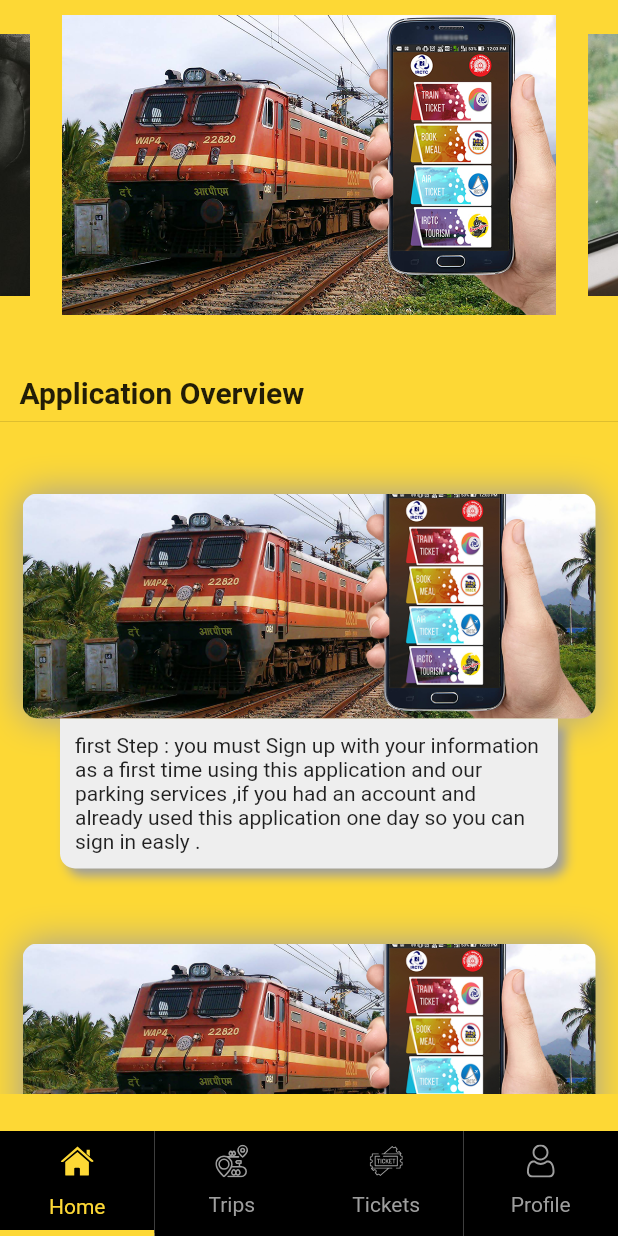
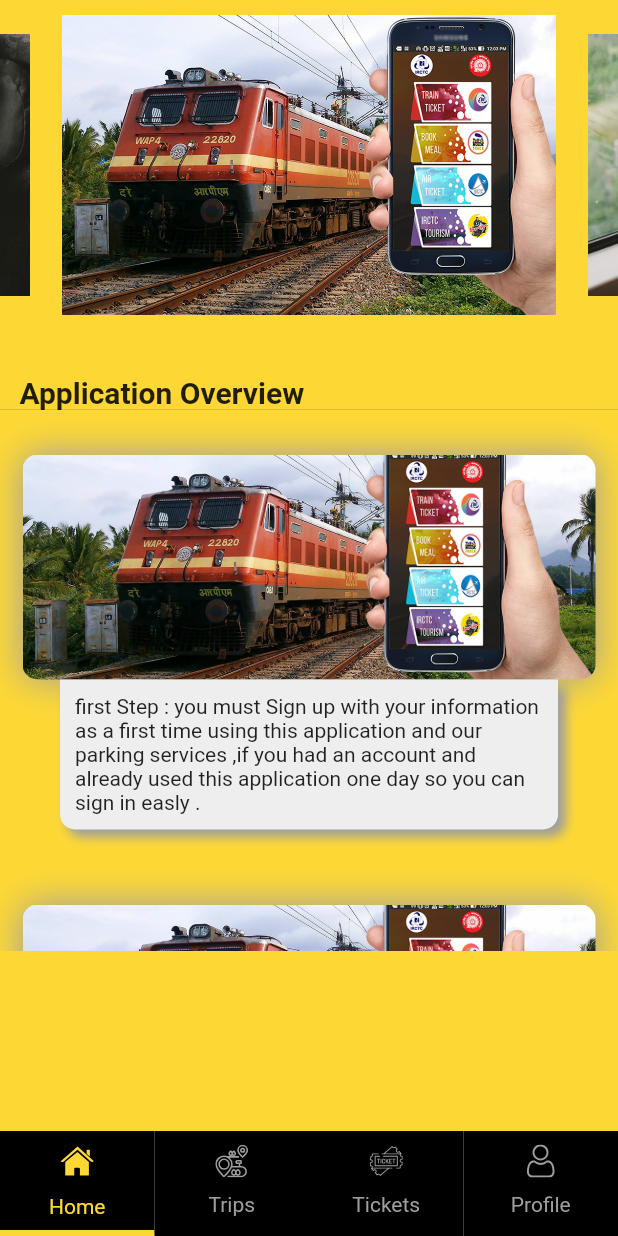
Before and after one commit to Nader15/railway_v1, a Flutter app: the HomePage screen opened directly, on a phone screen of 412 x 824 dp. Run offline on Flutter 3.47's test engine with Material 2 defaults, Android fonts, the phone set to English and light mode, and no system bars; drawn by our look-alikes of carousel_slider; our stand-ins replace flutter_svg.

Commit message:
changes added

```diff
--- a/lib/ui/home_page.dart
+++ b/lib/ui/home_page.dart
@@ -20,7 +20,7 @@
       HomeScreen(),
       Trips(),
       Center(
-        child: Text("Avialable Tickets"),
+        child: Text("You don't have tickets, yet ."),
       ),
       Profile(),
     ];
--- a/lib/ui/home_screen.dart
+++ b/lib/ui/home_screen.dart
@@ -1,4 +1,5 @@
 import 'package:carousel_slider/carousel_slider.dart';
+import 'package:flutter/cupertino.dart';
 import 'package:flutter/material.dart';
 import 'package:railway_v1/utils/colors_file.dart';
 
@@ -20,6 +21,8 @@
       backgroundColor: primaryAppColor,
       body: SingleChildScrollView(
         child: SafeArea(
+          child: Container(
+            height: MediaQuery.of(context).size.height,
             child: Column(
               crossAxisAlignment: CrossAxisAlignment.start,
               children: [
@@ -48,10 +51,10 @@
                     style: TextStyle(fontSize: 20.0, fontWeight: FontWeight.bold),
                   ),
                 ),
-              Divider(thickness: 0,),
-              SizedBox(height: 10,),
+                Divider(thickness: 0,height: 0,),
                 Container(
-                height: 430,
+                  // padding: EdgeInsets.only(bottom: 90),
+                  height: 361,
                   child: ListView.builder(
                     itemCount: 3,
                     itemBuilder: (context, index) {
@@ -60,6 +63,7 @@
                   ),
                 )
               ],
+            ),
           ),
         ),
       ),
--- a/lib/ui/profile.dart
+++ b/lib/ui/profile.dart
@@ -8,6 +8,10 @@
     return Scaffold(
         backgroundColor: primaryAppColor,
         appBar: AppBar(
+          leading: IconButton(
+            onPressed: (){},
+            icon: Icon(Icons.arrow_back_outlined,color: blackColor,),
+          ),
           title: Text(
             "Welcome Mohamed ",
             style: TextStyle(color: blackColor),
--- a/lib/ui/signUp.dart
+++ b/lib/ui/signUp.dart
@@ -248,7 +248,8 @@
                             ),
                           ),
                         ],
-                      )
+                      ),
+                      SizedBox(height: 20,)
                     ],
                   ),
                 )
```
Lines whose indentation alone changed are shown as unchanged.
